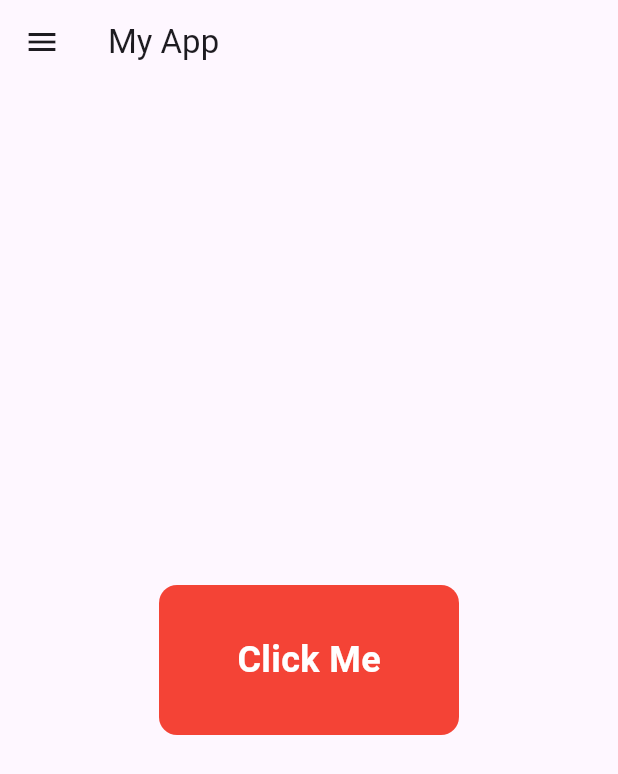
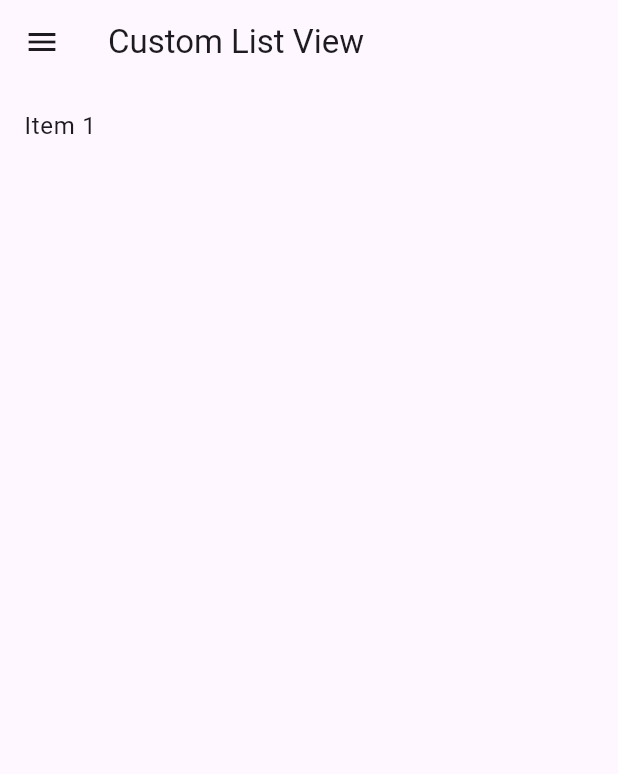
Before and after one commit to compzombie/EyeWitness, a Flutter app: the screen it shows after launch, on a phone screen of 412 x 824 dp. Shown: the top 774 px of the screen. Run offline on Flutter 3.47's test engine with Material 3 defaults, Android fonts, the phone set to English and light mode, and no system bars; generated files the repository leaves out were written again.

Commit message:
adjusted ui

```diff
--- a/eye_witness/lib/src/animated_red_button.dart
+++ b/eye_witness/lib/src/animated_red_button.dart
@@ -46,7 +46,7 @@ class _AnimatedRedButtonState extends State<AnimatedRedButton> with SingleTicker
           ),
           child: Center(
             child: Text(
-              'Click Me',
+              'Press to Begin Recording',
               style: TextStyle(
                 color: Colors.white,
                 fontSize: 24,
--- a/eye_witness/lib/src/app.dart
+++ b/eye_witness/lib/src/app.dart
@@ -1,9 +1,8 @@
 import 'package:flutter/material.dart';
 import 'package:flutter_gen/gen_l10n/app_localizations.dart';
 import 'package:flutter_localizations/flutter_localizations.dart';
-import 'sample_feature/sample_item_list_view.dart';
 import 'settings/settings_controller.dart';
-import 'main_app_bar.dart';
+import 'main_list_view.dart';
 
 class MyApp extends StatelessWidget {
   final SettingsController settingsController;
@@ -22,9 +21,8 @@ class MyApp extends StatelessWidget {
       supportedLocales: const [
         Locale('en', ''), // English, no country code
       ],
-      home: SampleItemListView(),
       builder: (context, child) {
-        return MainAppBar();
+        return MainListView();
       },
     );
   }
--- a/eye_witness/lib/src/main_app_bar.dart
+++ b/eye_witness/lib/src/main_list_view.dart
@@ -2,16 +2,12 @@
 import 'package:flutter/material.dart';
 import 'animated_red_button.dart';
 
-class MainAppBar extends StatelessWidget {
-  const MainAppBar({
-    super.key,
-  });
-
+class MainListView extends StatelessWidget {
   @override
   Widget build(BuildContext context) {
     return Scaffold(
       appBar: AppBar(
-        title: Text('My App'),
+        title: Text('Custom List View'),
         leading: Builder(
           builder: (context) {
             return IconButton(
@@ -56,8 +52,12 @@ class MainAppBar extends StatelessWidget {
           ],
         ),
       ),
-      body: Center(
-        child: AnimatedRedButton(),
+      body: ListView(
+        children: <Widget>[
+          ListTile(
+            title: Text('Item 1'),
+          ),
+        ],
       ),
     );
   }
```
